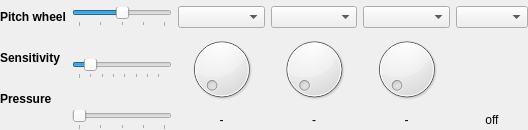
Old version of the form sources/clavier/controllerarea.ui in the repository davy7125/polyphone.
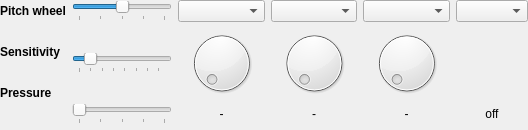
New version of the form. Custom widgets are drawn as their Qt base class.

Patch:
```diff
--- a/sources/clavier/controllerarea.ui
+++ b/sources/clavier/controllerarea.ui
@@ -24,13 +24,13 @@
     <number>0</number>
    </property>
    <property name="topMargin">
-    <number>6</number>
+    <number>0</number>
    </property>
    <property name="rightMargin">
     <number>0</number>
    </property>
    <property name="bottomMargin">
-    <number>0</number>
+    <number>6</number>
    </property>
    <item row="2" column="5">
     <widget class="QLabel" name="labelValue3">
```
